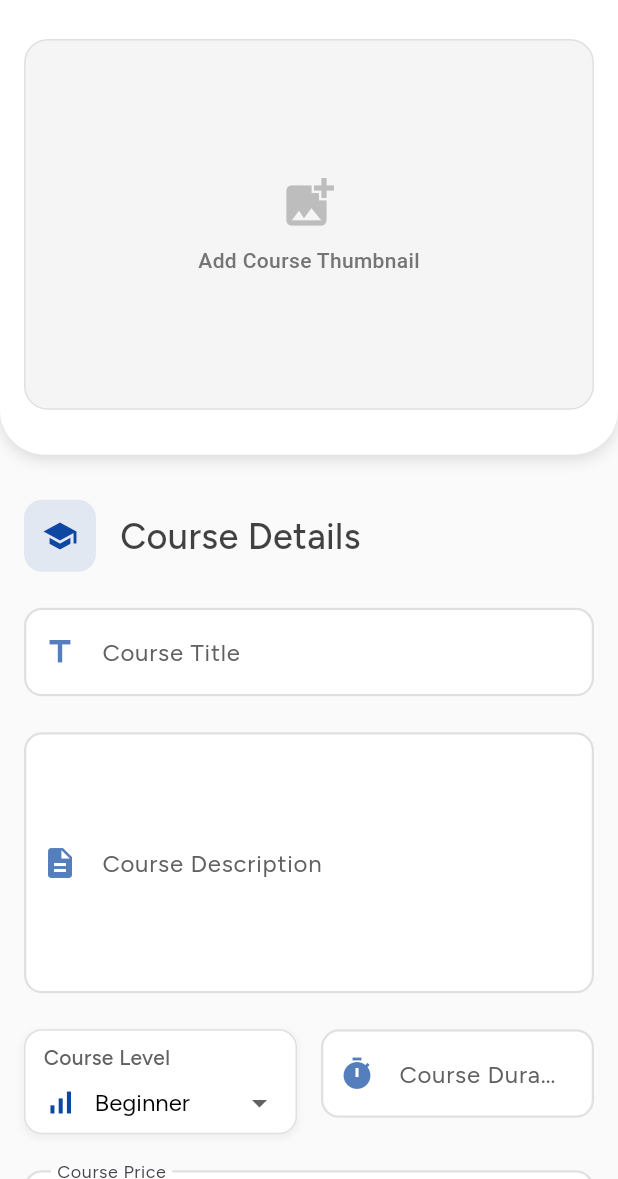
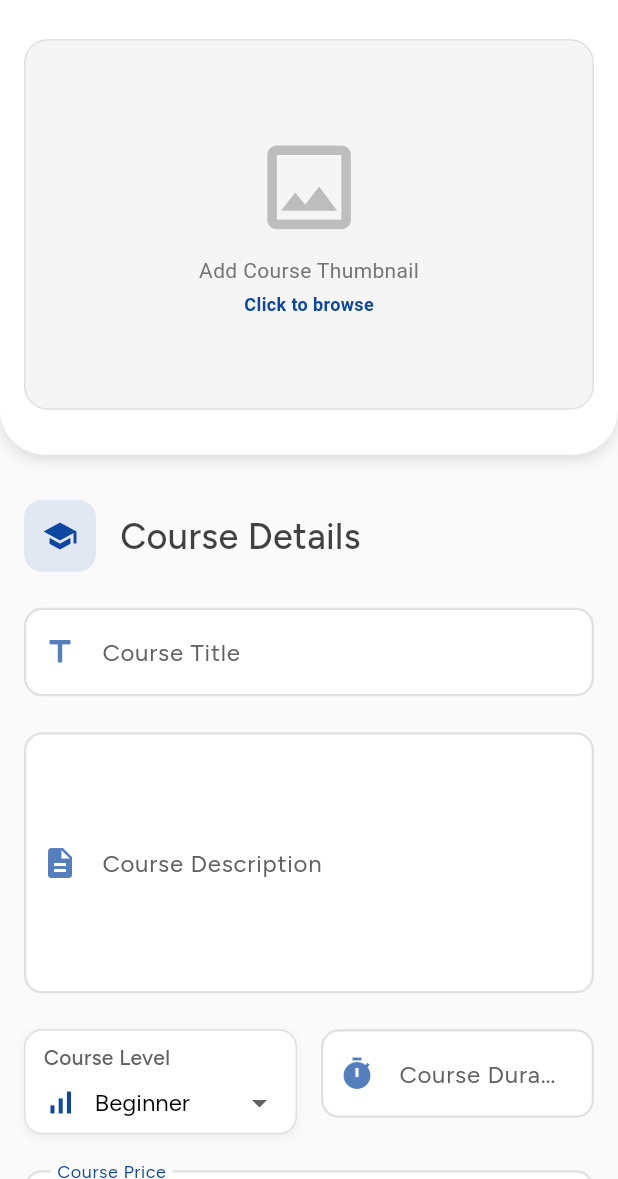
Before and after one commit to flappyBirdBol-anon/code-bolanon-mobile, a Flutter app: the TrainerCoursesView screen opened by its route, after a tap on the "add" icon, on a phone screen of 412 x 824 dp, the part 57-1236 px from its top. Run offline on Flutter 3.47's test engine with Material 3 defaults, Android fonts, the phone set to English and light mode, and no system bars; our stand-ins replace cached_network_image, carousel_slider, data_table_2, dio, file_picker, fl_chart and 19 more; missing offline and left inert: docx_viewer, excel, flutter_pdfview, flutter_stripe, media_kit, media_kit_video and 2 more; accounts and stored records are empty; network calls fail; project files that could hold a hidden picture were left out.

Commit message:
ui enhancements

```diff
--- a/lib/ui/common/widgets/courses_list_item.dart
+++ b/lib/ui/common/widgets/courses_list_item.dart
@@ -73,7 +73,7 @@ class CoursesListItem extends StatelessWidget {
                   child: Stack(
                     children: [
                       AspectRatio(
-                        aspectRatio: 1.5,
+                        aspectRatio: 1.56,
                         child: _buildCourseImage(),
                       ),
                       if (showControls) ...[
@@ -95,7 +95,7 @@ class CoursesListItem extends StatelessWidget {
                 ),
                 Expanded(
                   child: Padding(
-                    padding: const EdgeInsets.all(6),
+                    padding: const EdgeInsets.all(4),
                     child: Container(
                       padding: const EdgeInsets.all(4),
                       decoration: BoxDecoration(
--- a/lib/ui/common/widgets/custom_image_field.dart
+++ b/lib/ui/common/widgets/custom_image_field.dart
@@ -5,7 +5,7 @@ import 'package:code_bolanon/app/app.locator.dart';
 import 'package:code_bolanon/services/image_service.dart';
 import '../app_colors.dart';
 
-class CustomImageField extends StatefulWidget {
+class CustomImageField extends StatelessWidget {
   final XFile? selectedImage;
   final Function(XFile?) onImageSelected;
   final double height;
@@ -14,9 +14,9 @@ class CustomImageField extends StatefulWidget {
   final String placeholder;
   final bool isCircular;
   final Widget? overlayIcon;
-  final Widget? existingImageWidget;
+  final ImageService _imageService = locator<ImageService>();
 
-  const CustomImageField({
+  CustomImageField({
     Key? key,
     this.selectedImage,
     required this.onImageSelected,
@@ -26,59 +26,8 @@ class CustomImageField extends StatefulWidget {
     this.placeholder = 'Add Image',
     this.isCircular = false,
     this.overlayIcon,
-    this.existingImageWidget,
+    required Widget existingImageWidget,
   }) : super(key: key);
-
-  @override
-  State<CustomImageField> createState() => _CustomImageFieldState();
-}
-
-class _CustomImageFieldState extends State<CustomImageField> {
-  final ImageService _imageService = locator<ImageService>();
-  bool _isLoading = false;
-  File? _cachedFile;
-
-  @override
-  void initState() {
-    super.initState();
-    _loadCachedImage();
-  }
-
-  @override
-  void didUpdateWidget(CustomImageField oldWidget) {
-    super.didUpdateWidget(oldWidget);
-    if (oldWidget.imageUrl != widget.imageUrl) {
-      _loadCachedImage();
-    }
-  }
-
-  Future<void> _loadCachedImage() async {
-    if (widget.imageUrl == null || widget.imageUrl!.isEmpty) return;
-    if (widget.imageUrl!.startsWith('assets/')) return;
-
-    setState(() {
-      _isLoading = true;
-    });
-
-    try {
-      // Try to get the image from cache
-      final imageUrl =
-          _imageService.getCourseThumbnailFromPath(widget.imageUrl!);
-      final file = await _imageService.getCachedImageFile(imageUrl);
-
-      if (file != null) {
-        setState(() {
-          _cachedFile = file;
-        });
-      }
-    } catch (e) {
-      print('Error loading cached image in CustomImageField: $e');
-    } finally {
-      setState(() {
-        _isLoading = false;
-      });
-    }
-  }
 
   Future<void> _pickImage() async {
     final ImagePicker picker = ImagePicker();
@@ -88,10 +37,7 @@ class _CustomImageFieldState extends State<CustomImageField> {
       maxWidth: 1200,
     );
     if (image != null) {
-      widget.onImageSelected(image);
-      setState(() {
-        _cachedFile = null; // Clear cached file when new image is selected
-      });
+      onImageSelected(image);
     }
   }
 
@@ -100,12 +46,11 @@ class _CustomImageFieldState extends State<CustomImageField> {
     return GestureDetector(
       onTap: _pickImage,
       child: Container(
-        height: widget.height,
-        width: widget.width,
+        height: height,
+        width: width,
         decoration: BoxDecoration(
           color: Colors.grey[100],
-          borderRadius:
-              BorderRadius.circular(widget.isCircular ? widget.height / 2 : 16),
+          borderRadius: BorderRadius.circular(isCircular ? height / 2 : 16),
           border: Border.all(color: Colors.grey[300]!),
         ),
         clipBehavior: Clip.antiAlias, // Add this to ensure proper clipping
@@ -115,108 +60,146 @@ class _CustomImageFieldState extends State<CustomImageField> {
   }
 
   Widget _buildImageContent() {
-    // If a selected image is provided
-    if (widget.selectedImage != null) {
+    if (selectedImage != null) {
+      return _buildSelectedImage();
+    } else if (imageUrl != null && imageUrl!.isNotEmpty) {
+      if (imageUrl!.startsWith('assets/')) {
+        return _buildAssetImage();
+      }
+      return _buildCachedImage();
+    }
+    return _buildPlaceholder();
+  }
+
+  Widget _buildSelectedImage() {
     return Stack(
       fit: StackFit.expand,
       children: [
         Image.file(
-            File(widget.selectedImage!.path),
+          File(selectedImage!.path),
           fit: BoxFit.cover,
         ),
-          _buildOverlay(),
+        _buildGradientOverlay(),
+        _buildEditIcon(),
       ],
     );
   }
 
-    // If we have a cached file
-    if (_cachedFile != null) {
+  Widget _buildAssetImage() {
     return Stack(
       fit: StackFit.expand,
       children: [
-          Image.file(
-            _cachedFile!,
+        Image.asset(
+          imageUrl!,
           fit: BoxFit.cover,
+          errorBuilder: (context, error, stackTrace) => _buildPlaceholder(),
         ),
-          _buildOverlay(),
+        _buildGradientOverlay(),
+        _buildEditIcon(),
       ],
     );
   }
 
-    // If we have an image URL
-    if (widget.imageUrl != null && widget.imageUrl!.isNotEmpty) {
-      if (widget.imageUrl!.startsWith('assets/')) {
-        return Stack(
-          fit: StackFit.expand,
-          children: [
-            Image.asset(
-              widget.imageUrl!,
-              fit: BoxFit.cover,
-            ),
-            _buildOverlay(),
-          ],
-        );
-      } else {
+  Widget _buildCachedImage() {
     return Stack(
       fit: StackFit.expand,
       children: [
         _imageService.loadImage(
-              imageUrl:
-                  _imageService.getCourseThumbnailFromPath(widget.imageUrl!),
-              width: widget.width,
-              height: widget.height,
-              placeholder: _isLoading
-                  ? Center(
+          imageUrl: _imageService.getCourseThumbnailFromPath(imageUrl!),
+          width: width,
+          height: height,
+          fit: BoxFit.cover,
+          placeholder: Container(
+            color: Colors.grey[200],
+            child: Center(
               child: CircularProgressIndicator(
-                        valueColor:
-                            AlwaysStoppedAnimation<Color>(AppColors.primary),
+                strokeWidth: 2,
+                valueColor: AlwaysStoppedAnimation<Color>(Colors.grey[400]!),
               ),
-                    )
-                  : null,
             ),
-            _buildOverlay(),
+          ),
+          errorWidget: _buildPlaceholder(),
+        ),
+        _buildGradientOverlay(),
+        _buildEditIcon(),
       ],
     );
   }
-    }
 
-    // Default placeholder
-    return Center(
+  Widget _buildPlaceholder() {
+    return Container(
+      padding: const EdgeInsets.symmetric(vertical: 8),
       child: Column(
+        mainAxisSize: MainAxisSize.min,
         mainAxisAlignment: MainAxisAlignment.center,
         children: [
+          if (isCircular)
             Icon(
-            Icons.add_photo_alternate,
-            size: 40,
+              Icons.person,
+              size: height * 0.5,
+              color: Colors.grey[400],
+            )
+          else
+            Icon(
+              Icons.image_outlined,
+              size: height * 0.3,
               color: Colors.grey[400],
             ),
+          if (!isCircular) ...[
             const SizedBox(height: 8),
             Text(
-            widget.placeholder,
+              placeholder,
               style: TextStyle(
                 color: Colors.grey[600],
-              fontWeight: FontWeight.w500,
+                fontSize: 14,
               ),
             ),
+            const SizedBox(height: 4),
+            const Text(
+              'Click to browse',
+              style: TextStyle(
+                color: AppColors.primary,
+                fontSize: 12,
+                fontWeight: FontWeight.bold,
+              ),
+            ),
+          ],
         ],
       ),
     );
   }
 
-  Widget _buildOverlay() {
+  Widget _buildGradientOverlay() {
+    return Container(
+      decoration: BoxDecoration(
+        gradient: LinearGradient(
+          begin: Alignment.bottomCenter,
+          end: Alignment.topCenter,
+          colors: [
+            Colors.black.withOpacity(0.6),
+            Colors.transparent,
+          ],
+          stops: const [0.0, 0.5],
+        ),
+      ),
+    );
+  }
+
+  Widget _buildEditIcon() {
     return Positioned(
-      bottom: 0,
-      left: 0,
-      right: 0,
-      child: Container(
-        padding: const EdgeInsets.symmetric(vertical: 8),
-        color: Colors.black.withOpacity(0.4),
-        child: Center(
-          child: widget.overlayIcon ??
-              const Icon(
+      bottom: 8,
+      right: 8,
+      child: overlayIcon ??
+          Container(
+            padding: const EdgeInsets.all(4),
+            decoration: BoxDecoration(
+              color: Colors.black.withOpacity(0.5),
+              shape: BoxShape.circle,
+            ),
+            child: const Icon(
               Icons.edit,
               color: Colors.white,
-              ),
+              size: 18,
             ),
           ),
     );
--- a/lib/ui/common/widgets/custom_text_field.dart
+++ b/lib/ui/common/widgets/custom_text_field.dart
@@ -86,7 +86,7 @@ class CustomTextField extends StatelessWidget {
           labelText: labelText,
           hintText: hintText,
           errorText: errorText,
-          floatingLabelStyle: GoogleFonts.figtree(),
+          floatingLabelStyle: GoogleFonts.figtree(color: AppColors.primary),
           isDense: isDense,
           filled: filled,
           fillColor: fillColor ?? (isDark ? Colors.grey[900] : Colors.white),
--- a/lib/ui/views/trainer_courses/add_course.dart
+++ b/lib/ui/views/trainer_courses/add_course.dart
@@ -279,8 +279,17 @@ class _CourseCreationViewState extends State<CourseCreationView>
                             height: imageHeight,
                             width: double.infinity,
                             placeholder: 'Add Course Thumbnail',
-                            imageUrl: widget
-                                .initialThumbnail, // Add this line to show initial thumbnail
+                            imageUrl: widget.initialThumbnail,
+                            existingImageWidget: Container(
+                              color: Colors.grey[200],
+                              child: Center(
+                                child: Icon(
+                                  Icons.image_outlined,
+                                  size: 50,
+                                  color: Colors.grey[400],
+                                ),
+                              ),
+                            ),
                             overlayIcon: Material(
                               elevation: 4,
                               borderRadius: BorderRadius.circular(50),
```
Also changed, not shown: lib/ui/common/widgets/course_dialog.dart (+10 -0 lines), lib/ui/views/add_lesson/add_lesson_view.dart (+19 -3 lines), lib/ui/views/add_lesson/add_lesson_viewmodel.dart (+45 -0 lines). Lines whose indentation alone changed are shown as unchanged.
